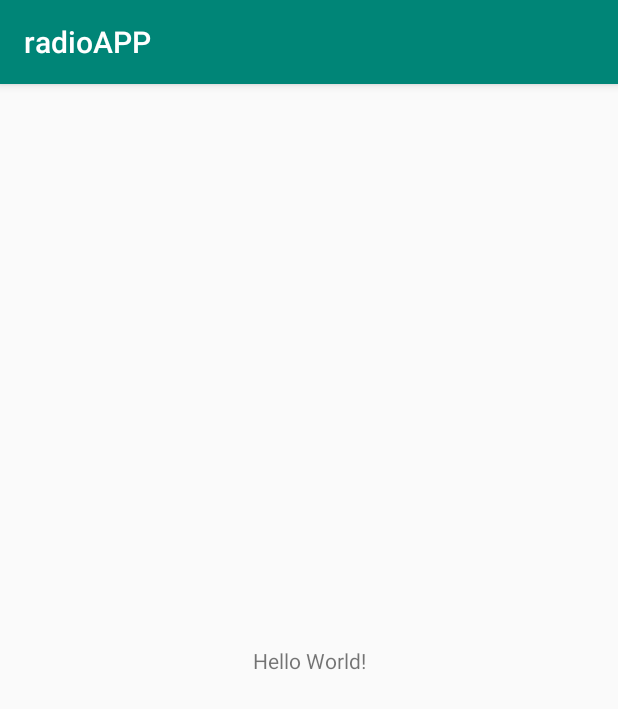
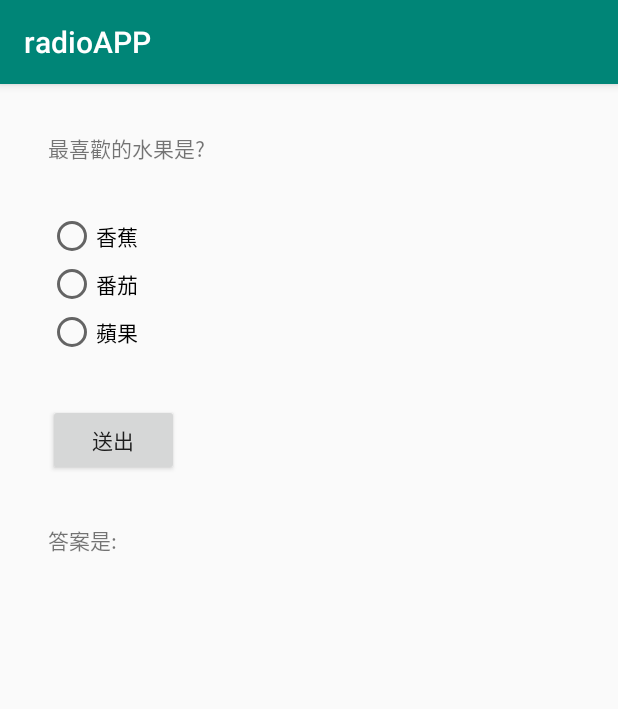
Before and after one commit to q669441/radioAPP, an Android app: the screen it shows after launch (MainActivity), on a phone screen of 412 x 824 dp. Shown: the top 709 px of the screen. Run offline under Robolectric (Android 15) with nearby library versions, the phone set to English and light mode, and no system bars.

Commit message:
0330第一作業

```diff
--- a/app/src/main/java/com/example/radioapp/MainActivity.java
+++ b/app/src/main/java/com/example/radioapp/MainActivity.java
@@ -2,6 +2,10 @@ package com.example.radioapp;
 
 import android.support.v7.app.AppCompatActivity;
 import android.os.Bundle;
+import android.view.View;
+import android.widget.RadioButton;
+import android.widget.RadioGroup;
+import android.widget.TextView;
 
 public class MainActivity extends AppCompatActivity {
 
@@ -10,4 +14,13 @@ public class MainActivity extends AppCompatActivity {
         super.onCreate(savedInstanceState);
         setContentView(R.layout.activity_main);
     }
+
+    public void btnOK(View view) {
+        TextView textlike =(TextView)findViewById(R.id.textLike);
+        RadioGroup fradioGroup = (RadioGroup) findViewById(R.id.fradioGroup);
+
+        int id =fradioGroup.getCheckedRadioButtonId();
+        RadioButton selected =(RadioButton)findViewById(id);
+textlike.setText("我的最愛是:"+selected.getText());
+    }
 }
--- a/app/src/main/res/layout/activity_main.xml
+++ b/app/src/main/res/layout/activity_main.xml
@@ -7,12 +7,65 @@
     tools:context=".MainActivity">
 
     <TextView
+        android:id="@+id/TextView"
+        android:layout_width="0dp"
+        android:layout_height="wrap_content"
+        android:layout_marginStart="32dp"
+        android:layout_marginLeft="32dp"
+        android:layout_marginTop="32dp"
+        android:layout_marginEnd="32dp"
+        android:layout_marginRight="32dp"
+        android:text="最喜歡的水果是?"
+        app:layout_constraintEnd_toEndOf="parent"
+        app:layout_constraintStart_toStartOf="parent"
+        app:layout_constraintTop_toTopOf="parent" />
+
+    <TextView
+        android:id="@+id/textLike"
         android:layout_width="wrap_content"
         android:layout_height="wrap_content"
-        android:text="Hello World!"
-        app:layout_constraintBottom_toBottomOf="parent"
-        app:layout_constraintLeft_toLeftOf="parent"
-        app:layout_constraintRight_toRightOf="parent"
-        app:layout_constraintTop_toTopOf="parent" />
+        android:layout_marginTop="32dp"
+        android:text="答案是:"
+        app:layout_constraintStart_toStartOf="@+id/button"
+        app:layout_constraintTop_toBottomOf="@+id/button" />
 
+    <Button
+        android:id="@+id/button"
+        android:layout_width="87dp"
+        android:layout_height="wrap_content"
+        android:layout_marginTop="32dp"
+        android:onClick="btnOK"
+        android:text="送出"
+        app:layout_constraintStart_toStartOf="@+id/fradioGroup"
+        app:layout_constraintTop_toBottomOf="@+id/fradioGroup" />
+
+    <RadioGroup
+        android:id="@+id/fradioGroup"
+        android:layout_width="wrap_content"
+        android:layout_height="wrap_content"
+        android:layout_marginTop="32dp"
+        app:layout_constraintStart_toStartOf="@+id/TextView"
+        app:layout_constraintTop_toBottomOf="@+id/TextView">
+
+        <RadioButton
+            android:id="@+id/rdbbananan"
+            android:layout_width="wrap_content"
+            android:layout_height="wrap_content"
+            android:layout_weight="1"
+            android:text="香蕉" />
+
+        <RadioButton
+            android:id="@+id/rdbtomato"
+            android:layout_width="wrap_content"
+            android:layout_height="wrap_content"
+            android:layout_weight="1"
+            android:text="番茄" />
+
+        <RadioButton
+            android:id="@+id/rdbapple"
+            android:layout_width="wrap_content"
+            android:layout_height="wrap_content"
+            android:layout_weight="1"
+            android:text="蘋果" />
+    </RadioGroup>
 </android.support.constraint.ConstraintLayout>
```
